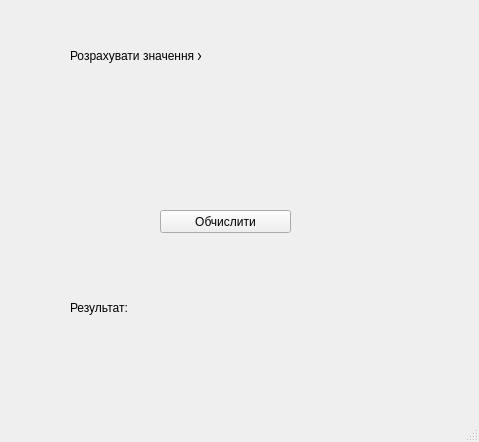
Before: the Qt Designer form Lab2/Lab2_view.ui in DovzhenkoVit/University, drawn with Qt 5.
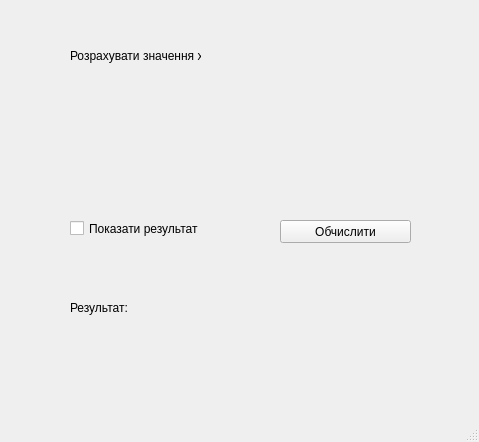
After: the same form once the commit is applied. Icons and pictures are not drawn.

```diff
--- a/Lab2/Lab2_view.ui
+++ b/Lab2/Lab2_view.ui
@@ -57,8 +57,8 @@
    <widget class="QPushButton" name="pushButton">
     <property name="geometry">
      <rect>
-      <x>160</x>
-      <y>210</y>
+      <x>280</x>
+      <y>220</y>
       <width>131</width>
       <height>23</height>
      </rect>
@@ -108,6 +108,19 @@
      <string/>
     </property>
    </widget>
+   <widget class="QCheckBox" name="checkBox">
+    <property name="geometry">
+     <rect>
+      <x>70</x>
+      <y>220</y>
+      <width>131</width>
+      <height>17</height>
+     </rect>
+    </property>
+    <property name="text">
+     <string>Показати результат</string>
+    </property>
+   </widget>
   </widget>
   <widget class="QStatusBar" name="statusBar"/>
  </widget>
```
